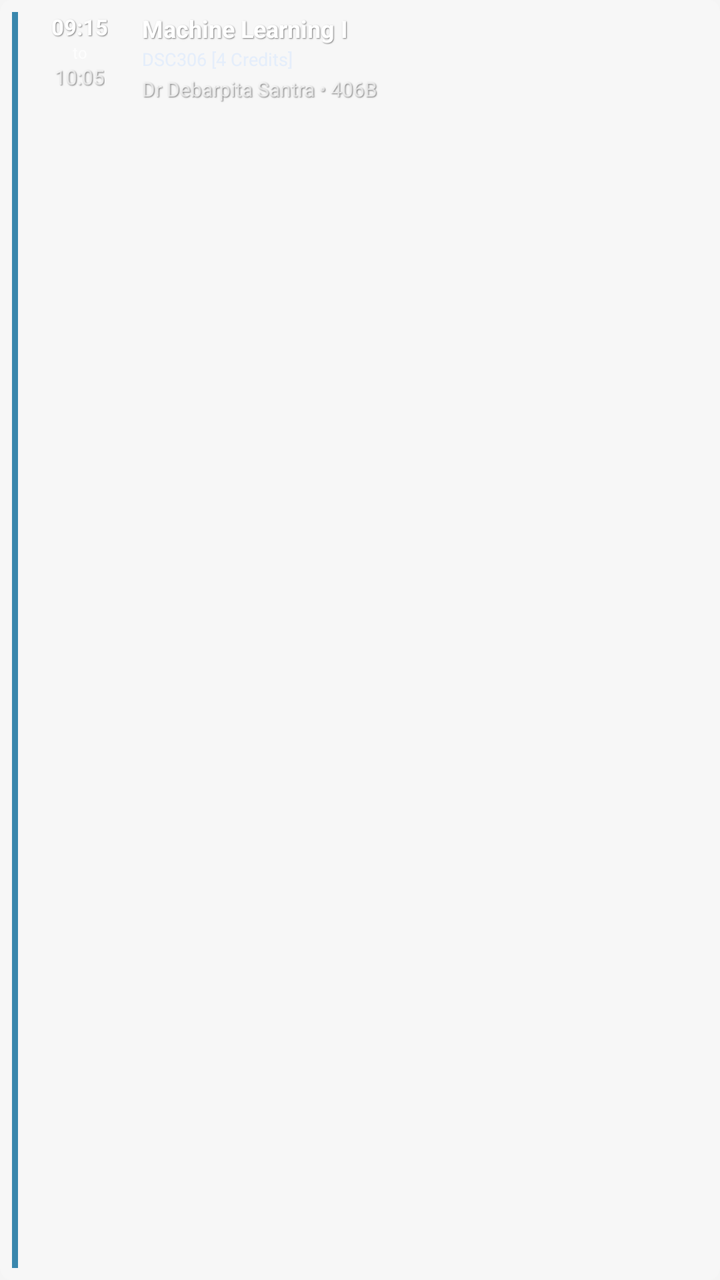
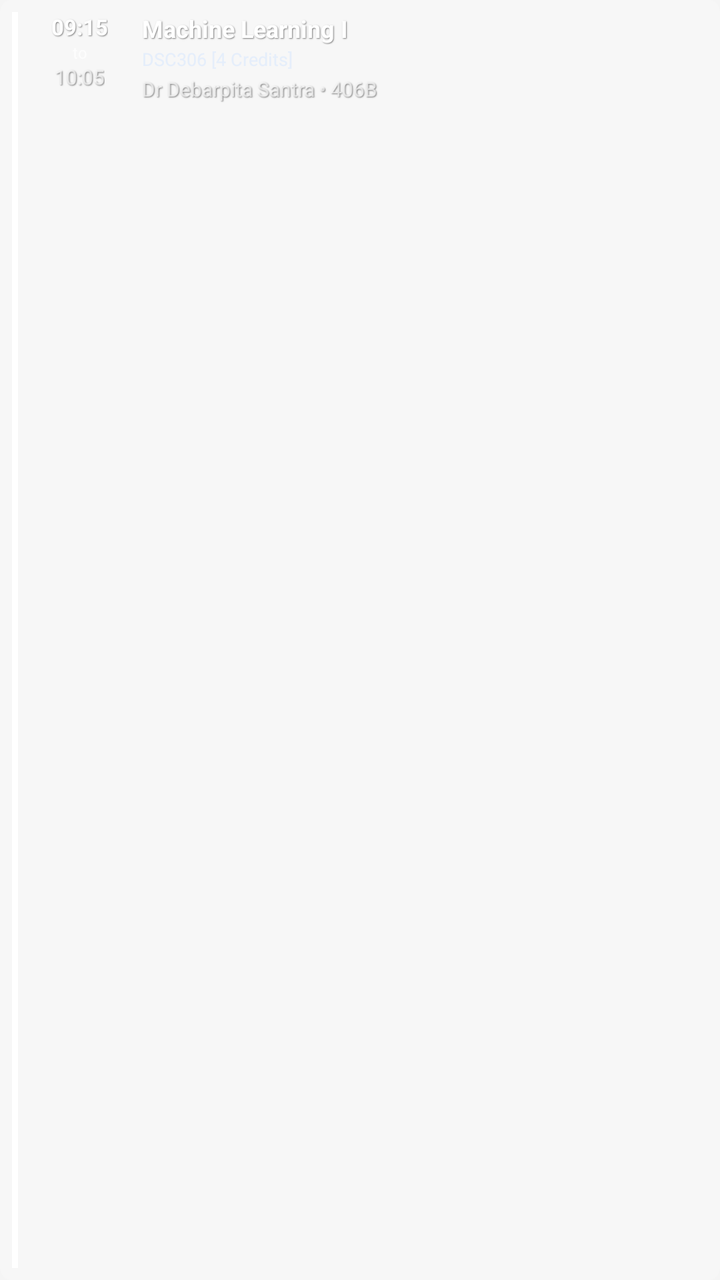

Two renders of the same Android screen: before a commit and after it. Below are the layout's source before the change and the commit's diff.
<!-- AndroidManifest.xml: application theme Theme.MyApplication -->
<!-- res/layout/widget_class_item.xml -->
<?xml version="1.0" encoding="utf-8"?>
<LinearLayout xmlns:android="http://schemas.android.com/apk/res/android"
    android:layout_width="match_parent"
    android:layout_height="wrap_content"
    android:orientation="horizontal"
    android:background="@drawable/widget_class_item_bg"
    android:padding="6dp">

    
    <View
        android:id="@+id/widgetAttendanceBar"
        android:layout_width="3dp"
        android:layout_height="match_parent"
        android:background="#3a87ad" />

    
    <LinearLayout
        android:layout_width="50dp"
        android:layout_height="wrap_content"
        android:orientation="vertical"
        android:gravity="center"
        android:layout_marginStart="6dp"
        android:layout_marginEnd="6dp">

        <TextView
            android:id="@+id/widgetStartTime"
            android:layout_width="wrap_content"
            android:layout_height="wrap_content"
            android:text="09:15"
            android:textSize="11sp"
            android:textStyle="bold"
            android:textColor="#FFFFFF"
            android:shadowColor="#80000000"
            android:shadowDx="1"
            android:shadowDy="1"
            android:shadowRadius="1" />

        <TextView
            android:layout_width="wrap_content"
            android:layout_height="wrap_content"
            android:text="to"
            android:textSize="8sp"
            android:textColor="#B3FFFFFF" />

        <TextView
            android:id="@+id/widgetEndTime"
            android:layout_width="wrap_content"
            android:layout_height="wrap_content"
            android:text="10:05"
            android:textSize="10sp"
            android:textColor="#B3FFFFFF"
            android:shadowColor="#80000000"
            android:shadowDx="1"
            android:shadowDy="1"
            android:shadowRadius="1" />

    </LinearLayout>

    
    <LinearLayout
        android:layout_width="0dp"
        android:layout_height="wrap_content"
        android:layout_weight="1"
        android:orientation="vertical">

        
        <TextView
            android:id="@+id/widgetSubjectName"
            android:layout_width="match_parent"
            android:layout_height="wrap_content"
            android:text="Machine Learning I"
            android:textSize="12sp"
            android:textStyle="bold"
            android:textColor="#FFFFFF"
            android:maxLines="1"
            android:ellipsize="end"
            android:shadowColor="#80000000"
            android:shadowDx="1"
            android:shadowDy="1"
            android:shadowRadius="1" />

        
        <TextView
            android:id="@+id/widgetCourseCode"
            android:layout_width="wrap_content"
            android:layout_height="wrap_content"
            android:text="DSC306 [4 Credits]"
            android:textSize="9sp"
            android:textColor="#80D4E6FF"
            android:layout_marginTop="1dp" />

        
        <TextView
            android:id="@+id/widgetTeacherLocation"
            android:layout_width="match_parent"
            android:layout_height="wrap_content"
            android:text="Dr Debarpita Santra • 406B"
            android:textSize="10sp"
            android:textColor="#B3FFFFFF"
            android:maxLines="1"
            android:ellipsize="end"
            android:layout_marginTop="2dp"
            android:shadowColor="#80000000"
            android:shadowDx="1"
            android:shadowDy="1"
            android:shadowRadius="1" />

    </LinearLayout>

</LinearLayout>
<!-- resources referenced by this layout -->
<resources>
  <!-- drawable widget_class_item_bg (drawable) -->
  <?xml version="1.0" encoding="utf-8"?>
  <shape xmlns:android="http://schemas.android.com/apk/res/android">
      <solid android:color="#33FFFFFF" />
      <corners android:radius="6dp" />
  </shape>
  <style name="Theme.MyApplication" parent="Base.Theme.MyApplication" />
  <style name="Base.Theme.MyApplication" parent="Theme.AppCompat.Light.NoActionBar">
          
          <item name="colorPrimary">@color/holo_blue_dark</item>
          <item name="colorPrimaryDark">@color/primary_dark</item>
          <item name="colorAccent">@color/holo_blue_light</item>
  
          
          <item name="android:colorBackground">@color/background</item>
          <item name="android:windowBackground">@color/background</item>
  
          
          <item name="android:textColorPrimary">@color/primary_text</item>
          <item name="android:textColorSecondary">@color/secondary_text</item>
  
          
          <item name="buttonStyle">@style/HoloButton</item>
      </style>
  <color name="holo_blue_dark">#0099CC</color>
  <color name="primary_dark">#00617A</color>
  <color name="holo_blue_light">#33B5E5</color>
  <color name="background">#F5F5F5</color>
  <color name="primary_text">#212121</color>
  <color name="secondary_text">#757575</color>
  <style name="HoloButton" parent="Widget.AppCompat.Button">
          <item name="android:background">@drawable/btn_holo_blue</item>
          <item name="android:textColor">@android:color/white</item>
          <item name="android:textAllCaps">false</item>
          <item name="android:padding">12dp</item>
      </style>
  <!-- drawable btn_holo_blue (drawable) -->
  <?xml version="1.0" encoding="utf-8"?>
  <selector xmlns:android="http://schemas.android.com/apk/res/android">
      
      <item android:state_pressed="true">
          <shape android:shape="rectangle">
              <solid android:color="#00617A" />
              <corners android:radius="2dp" />
          </shape>
      </item>
      
      <item android:state_focused="true">
          <shape android:shape="rectangle">
              <solid android:color="#0099CC" />
              <stroke android:width="2dp" android:color="#33B5E5" />
              <corners android:radius="2dp" />
          </shape>
      </item>
      
      <item android:state_enabled="false">
          <shape android:shape="rectangle">
              <solid android:color="#CCCCCC" />
              <corners android:radius="2dp" />
          </shape>
      </item>
      
      <item>
          <shape android:shape="rectangle">
              <solid android:color="#0099CC" />
              <corners android:radius="2dp" />
          </shape>
      </item>
  </selector>
</resources>

<!-- the commit's change to res/layout/widget_class_item.xml (unified diff, before → after) -->
@@ -1,5 +1,6 @@
 <?xml version="1.0" encoding="utf-8"?>
 <LinearLayout xmlns:android="http://schemas.android.com/apk/res/android"
+    android:id="@+id/widgetCardContainer"
     android:layout_width="match_parent"
     android:layout_height="wrap_content"
     android:orientation="horizontal"
@@ -7,11 +8,13 @@
     android:padding="6dp">
 
     
-    <View
+    <ImageView
         android:id="@+id/widgetAttendanceBar"
         android:layout_width="3dp"
         android:layout_height="match_parent"
-        android:background="#3a87ad" />
+        android:src="@drawable/attendance_bar"
+        android:scaleType="fitXY"
+        android:importantForAccessibility="no" />
 
     
     <LinearLayout
<!-- resource entries referenced after the edit -->
@@ -1,5 +1,11 @@
 <!-- resources referenced by this layout -->
 <resources>
+  <!-- drawable attendance_bar (drawable) -->
+  <?xml version="1.0" encoding="utf-8"?>
+  <shape xmlns:android="http://schemas.android.com/apk/res/android"
+      android:shape="rectangle">
+      <solid android:color="#FFFFFF" />
+  </shape>
   <!-- drawable widget_class_item_bg (drawable) -->
   <?xml version="1.0" encoding="utf-8"?>
   <shape xmlns:android="http://schemas.android.com/apk/res/android">
